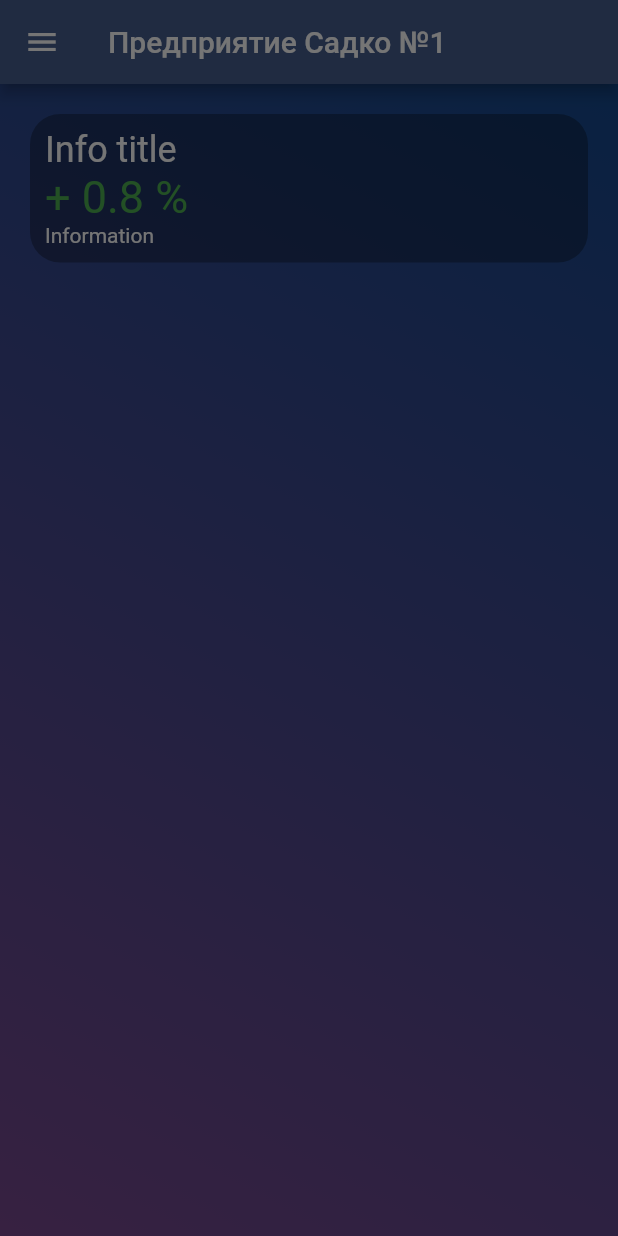
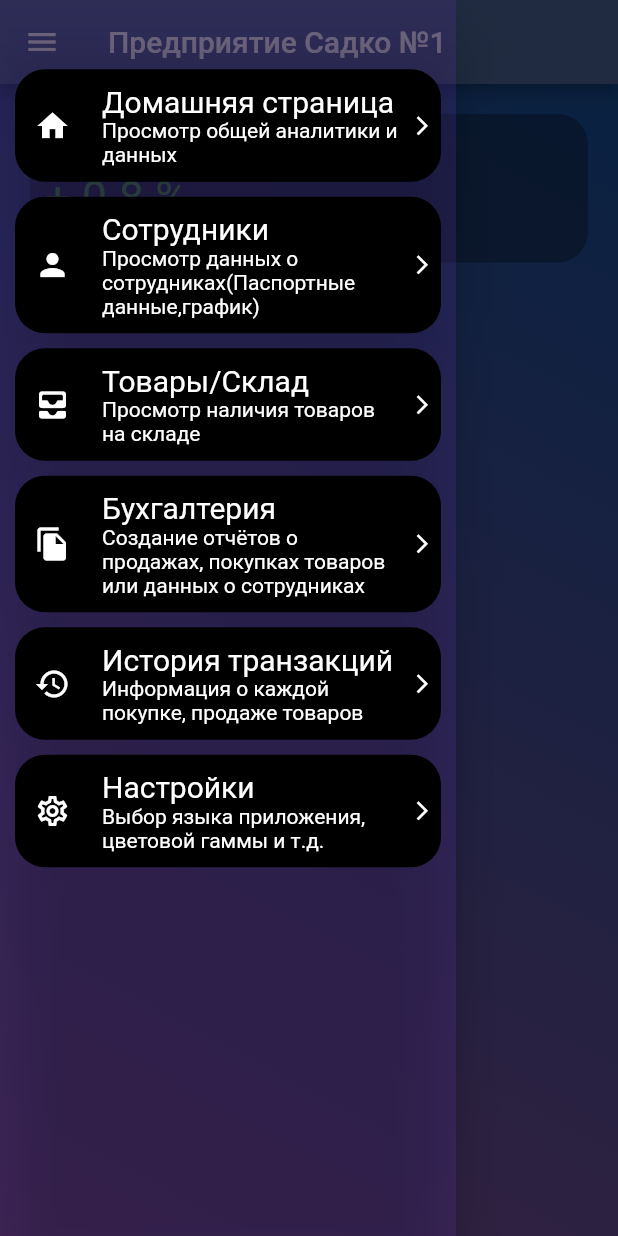
Before and after one commit to streetprogman/flutter_all_platforms_project, a Flutter app: the screen it shows after launch, with the side drawer open, on a phone screen of 412 x 824 dp. Run offline on Flutter 3.47's test engine with Material 2 defaults, Android fonts, the phone set to English and light mode, and no system bars; our stand-ins replace dio, firebase_auth, get, get_storage, pretty_dio_logger; accounts and stored records are empty.

Commit message:
screens controllers and bindings

```diff
--- /dev/null
+++ b/lib/bindings/employees_binding.dart
@@ -0,0 +1,10 @@
+import 'package:flutter_all_platforms_project/controllers/emloyees_controller.dart';
+import 'package:get/get.dart';
+
+class EmployeesBinding extends Bindings {
+  @override
+  void dependencies() async {
+    Get.put<EmployeesController>(EmployeesController());
+    // Get.put<ApiService>(ApiService(), permanent: true);
+  }
+}
--- /dev/null
+++ b/lib/bindings/homepage_binding.dart
@@ -0,0 +1,11 @@
+import 'package:flutter_all_platforms_project/controllers/emloyees_controller.dart';
+import 'package:flutter_all_platforms_project/controllers/homepage_controller.dart';
+import 'package:get/get.dart';
+
+class HomepageBinding extends Bindings {
+  @override
+  void dependencies() async {
+    Get.put<HomepageController>(HomepageController());
+    // Get.put<ApiService>(ApiService(), permanent: true);
+  }
+}
--- /dev/null
+++ b/lib/bindings/settings_binding.dart
@@ -0,0 +1,11 @@
+import 'package:flutter_all_platforms_project/controllers/emloyees_controller.dart';
+import 'package:flutter_all_platforms_project/controllers/settings_controller.dart';
+import 'package:get/get.dart';
+
+class SettingsBinding extends Bindings {
+  @override
+  void dependencies() async {
+    Get.put<SettingsController>(SettingsController());
+    // Get.put<ApiService>(ApiService(), permanent: true);
+  }
+}
--- /dev/null
+++ b/lib/bindings/storage_binding.dart
@@ -0,0 +1,11 @@
+import 'package:flutter_all_platforms_project/controllers/emloyees_controller.dart';
+import 'package:flutter_all_platforms_project/controllers/storage_controller.dart';
+import 'package:get/get.dart';
+
+class StorageBinding extends Bindings {
+  @override
+  void dependencies() async {
+    Get.put<StorageController>(StorageController());
+    // Get.put<ApiService>(ApiService(), permanent: true);
+  }
+}
--- /dev/null
+++ b/lib/components/default_container.dart
@@ -0,0 +1,15 @@
+import 'package:flutter/material.dart';
+import 'package:flutter_all_platforms_project/constants/color_constants.dart';
+
+class DefaultContainer extends Container {
+  final Widget? child;
+  DefaultContainer({this.child}):super(child: child);
+
+  @override
+  Decoration? get decoration => BoxDecoration(
+      gradient: LinearGradient(
+          begin: Alignment.topRight,
+          end: Alignment.bottomLeft,
+          colors: [ColorConstants.scaffoldBackground1, ColorConstants.scaffoldBackground2]));
+
+  }
--- a/lib/components/drawer_item.dart
+++ b/lib/components/drawer_item.dart
@@ -1,10 +1,62 @@
 import 'package:flutter/material.dart';
+import 'package:get/get.dart';
 
 class DrawerItem extends StatelessWidget {
-  const DrawerItem({Key? key}) : super(key: key);
+  final Widget icon;
+  final String title;
+  final String subTitle;
+  final onTap;
+
+  const DrawerItem({required this.icon,required this.title,required this.subTitle, this.onTap});
 
   @override
   Widget build(BuildContext context) {
-    return ListTile();
+    return GestureDetector(
+      onTap: onTap,
+      child: Padding(
+        padding: const EdgeInsets.symmetric(horizontal: 10.0,vertical: 5.0),
+        child: Container(
+          decoration: BoxDecoration(
+              color: Colors.black,
+              borderRadius: BorderRadius.circular(20)
+          ),
+          width: double.infinity,
+          child: Row(
+            children: [
+              Container(
+                  width: 50,
+                  child: icon),
+              Expanded(
+                child: Padding(
+                  padding: const EdgeInsets.only(left: 8.0,top: 10,bottom: 10),
+                  child: Column(
+                    mainAxisAlignment: MainAxisAlignment.spaceEvenly,
+                    crossAxisAlignment: CrossAxisAlignment.start,
+                    children: [
+                      Text(title,style: TextStyle(color: Colors.white,fontSize: 20),),
+                      Text(subTitle,style: TextStyle(color: Colors.white,fontSize: 14),),
+                    ],
+                  ),
+                ),
+              ),
+              Center(
+                child: Padding(
+                  padding: const EdgeInsets.symmetric(horizontal: 5.0),
+                  child: Icon(Icons.arrow_forward_ios,color: Colors.white,size: 15,),
+                ),
+              )
+            ],
+          ),
+        )
+        // ListTile(
+        //   tileColor: Colors.black,
+        //   leading: icon,
+        //   title: title,
+        //   shape: RoundedRectangleBorder(
+        //     borderRadius: BorderRadius.circular(20)
+        //   ),
+        // ),
+      ),
+    );
   }
 }
--- /dev/null
+++ b/lib/components/main_drawer.dart
@@ -0,0 +1,62 @@
+import 'package:flutter/material.dart';
+import 'package:flutter_all_platforms_project/routes/app_pages.dart';
+import 'package:get/get.dart';
+
+import 'drawer_item.dart';
+
+class MainDrawer extends StatelessWidget {
+  @override
+  Widget build(BuildContext context) {
+    return Drawer(
+      child: Container(
+        color: Colors.deepPurple.withOpacity(0.2),
+        child: Column(
+          children: [
+            Expanded(
+              child: ListView(
+                children: [
+                  SizedBox(height:Get.height*0.05,),
+                  DrawerItem(
+                    icon: Icon(Icons.home,color: Colors.white,),
+                    title:"Домашняя страница",
+                    subTitle: "Просмотр общей аналитики и данных",
+                    onTap: ()=>Get.toNamed(Routes.HOMEPAGE),
+                  ),
+                  DrawerItem(
+                    icon: Icon(Icons.person,color: Colors.white,),
+                    title:"Сотрудники",
+                    subTitle: "Просмотр данных о сотрудниках(Паспортные данные,график)",
+                    onTap: ()=>Get.toNamed(Routes.EMPLOYEES),
+                  ),
+                  DrawerItem(
+                    icon: Icon(Icons.all_inbox_rounded,color: Colors.white,),
+                    title:"Товары/Склад",
+                    subTitle: "Просмотр наличия товаров на складе",
+                    onTap: ()=>Get.toNamed(Routes.STORAGE),
+
+                  ),
+                  DrawerItem(
+                    icon: Icon(Icons.file_copy,color: Colors.white,),
+                    title: "Бухгалтерия",
+                    subTitle: "Создание отчётов о продажах, покупках товаров или данных о сотрудниках",
+                  ),
+                  DrawerItem(
+                    icon: Icon(Icons.history,color: Colors.white,),
+                    title: "История транзакций",
+                    subTitle: "Информация о каждой покупке, продаже товаров",
+                  ),
+                  DrawerItem(
+                    icon: Icon(Icons.settings_outlined,color: Colors.white,),
+                    title: "Настройки",
+                    subTitle: "Выбор языка приложения, цветовой гаммы и т.д.",
+                    onTap: ()=>Get.toNamed(Routes.SETTINGS),
+                  ),
+                ],
+              ),
+            )
+          ],
+        ),
+      ),
+    );
+  }
+}
--- a/lib/main.dart
+++ b/lib/main.dart
@@ -1,9 +1,11 @@
 import 'package:flutter/material.dart';
 import 'package:flutter_all_platforms_project/routes/app_pages.dart';
 import 'package:flutter_all_platforms_project/screens/homepage_screen.dart';
+import 'package:get/get.dart';
 import 'package:get/get_navigation/src/root/get_material_app.dart';
 
 import 'bindings/app_binding.dart';
+import 'constants/color_constants.dart';
 
 void main() {
   runApp(MyApp());
@@ -16,13 +18,19 @@ class MyApp extends StatelessWidget {
       title: 'ERP System',
       initialBinding: AppBinding(),
       getPages: AppPages.routes,
-      home: HomePageScreen(), //LoginScreen(),
-      theme: ThemeData(
-        textTheme: TextTheme(headline6: TextStyle(color: Colors.white)),
-        primaryColor: Colors.white,
-        //scaffoldBackgroundColor: ColorConstants.scaffoldBackground1,
-        splashColor: Colors.transparent,
-        highlightColor: Colors.transparent,
+      home: HomepageScreen(),
+      //LoginScreen(),
+      theme: ThemeData.dark().copyWith(
+          canvasColor: Colors.transparent,
+          textTheme: TextTheme(headline6: TextStyle(color: Colors.white)),
+          primaryColor: Colors.white,
+          //scaffoldBackgroundColor: ColorConstants.scaffoldBackground1,
+          splashColor: Colors.transparent,
+          highlightColor: Colors.transparent,
+          appBarTheme: Get.theme.appBarTheme.copyWith(
+            iconTheme: IconThemeData(color: Colors.white),
+            backgroundColor: ColorConstants.appBarBackground,
+          ),
       ),
     );
   }
--- a/lib/routes/app_pages.dart
+++ b/lib/routes/app_pages.dart
@@ -1,5 +1,13 @@
+import 'package:flutter_all_platforms_project/bindings/employees_binding.dart';
+import 'package:flutter_all_platforms_project/bindings/homepage_binding.dart';
 import 'package:flutter_all_platforms_project/bindings/login_binding.dart';
+import 'package:flutter_all_platforms_project/bindings/settings_binding.dart';
+import 'package:flutter_all_platforms_project/bindings/storage_binding.dart';
+import 'package:flutter_all_platforms_project/screens/employees_screen.dart';
+import 'package:flutter_all_platforms_project/screens/homepage_screen.dart';
 import 'package:flutter_all_platforms_project/screens/login_screen.dart';
+import 'package:flutter_all_platforms_project/screens/settings_screen.dart';
+import 'package:flutter_all_platforms_project/screens/storage_screen.dart';
 import 'package:get/get.dart';
 
 part 'app_routes.dart';
@@ -13,5 +21,22 @@ class AppPages {
       page: () => LoginScreen(),
       binding: LoginBinding(),
     ),
+    GetPage(
+      name: _Paths.SETTINGS,
+      page: () => SettingsScreen(),
+      binding: SettingsBinding(),
+    ),GetPage(
+      name: _Paths.STORAGE,
+      page: () => StorageScreen(),
+      binding: StorageBinding(),
+    ),GetPage(
+      name: _Paths.EMPLOYEES,
+      page: () => EmployeesScreen(),
+      binding: EmployeesBinding(),
+    ),GetPage(
+      name: _Paths.HOMEPAGE,
+      page: () => HomepageScreen(),
+      binding: HomepageBinding(),
+    ),
   ];
 }
--- a/lib/routes/app_routes.dart
+++ b/lib/routes/app_routes.dart
@@ -3,8 +3,19 @@ part of 'app_pages.dart';
 abstract class Routes {
   Routes._();
   static const LOGIN = _Paths.LOGIN;
+  static const SETTINGS = _Paths.SETTINGS;
+  static const EMPLOYEES = _Paths.EMPLOYEES;
+  static const STORAGE = _Paths.STORAGE;
+  static const HOMEPAGE = _Paths.HOMEPAGE;
+
+
 }
 
 abstract class _Paths {
   static const LOGIN = '/login';
+  static const SETTINGS = '/settings';
+  static const EMPLOYEES = '/employees';
+  static const STORAGE = '/storage';
+  static const HOMEPAGE = '/homepage';
+
 }
--- a/lib/screens/homepage_screen.dart
+++ b/lib/screens/homepage_screen.dart
@@ -1,52 +1,35 @@
 import 'package:flutter/material.dart';
+import 'package:flutter_all_platforms_project/components/default_container.dart';
+import 'package:flutter_all_platforms_project/components/drawer_item.dart';
 import 'package:flutter_all_platforms_project/components/homepage_card.dart';
+import 'package:flutter_all_platforms_project/components/main_drawer.dart';
 import 'package:flutter_all_platforms_project/constants/color_constants.dart';
+import 'package:flutter_all_platforms_project/controllers/homepage_controller.dart';
+import 'package:flutter_all_platforms_project/routes/app_pages.dart';
 import 'package:get/get.dart';
 
-class HomePageScreen extends StatelessWidget {
-  const HomePageScreen({Key? key}) : super(key: key);
+class HomepageScreen extends GetView<HomepageController> {
+  const HomepageScreen({Key? key}) : super(key: key);
 
   @override
   Widget build(BuildContext context) {
     return Scaffold(
       appBar: AppBar(
-        backgroundColor: ColorConstants.appBarBackground,
         title: Text(
           "Предприятие Садко №1",
-          style: Get.textTheme.headline6,
         ),
       ),
-      drawer: Column(
-        children: [
-          Expanded(
-            child: ListView(
-              children: [
-                ListTile(),
-                ListTile(),
-                ListTile(),
-                ListTile(),
-              ],
-            ),
-          )
-        ],
-      ),
-      body: DefaultTextStyle(
-        style: TextStyle(color: Colors.white),
-        child: Container(
-          decoration: BoxDecoration(
-              gradient: LinearGradient(
-                  begin: Alignment.topRight,
-                  end: Alignment.bottomLeft,
-                  colors: [ColorConstants.scaffoldBackground1, ColorConstants.scaffoldBackground2])),
+      drawer: MainDrawer(),
+      body: DefaultContainer(
         child: Column(
           children: [
             HomepageCard(
               title: "Info title",
               center: 0.8,
               info: "Information",
-              )
+            ),
+            //TODO:Additional information
           ],
-          ),
         ),
       ),
     );
--- a/pubspec.yaml
+++ b/pubspec.yaml
@@ -30,6 +30,7 @@ dependencies:
   get_storage: ^2.0.3
   firebase_auth: "^3.0.1"
   pretty_dio_logger: ^1.1.1
+  get_cli: ^1.6.0
 
 dev_dependencies:
   flutter_test:
```
Also changed, not shown: lib/components/employee_card.dart (added, +40 -0 lines), lib/controllers/emloyees_controller.dart (added, +17 -0 lines), lib/controllers/homepage_controller.dart (added, +17 -0 lines), lib/controllers/settings_controller.dart (added, +17 -0 lines), lib/controllers/storage_controller.dart (added, +17 -0 lines), lib/screens/employees_screen.dart (added, +24 -0 lines), lib/screens/settings_screen.dart (added, +13 -0 lines), lib/screens/storage_screen.dart (added, +13 -0 lines), pubspec.lock, 1 other file. Lines whose indentation alone changed are shown as unchanged.
